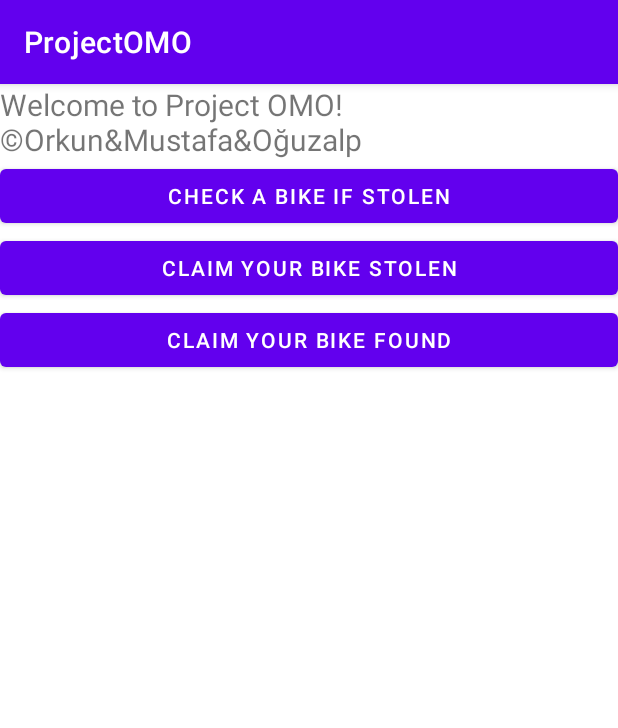
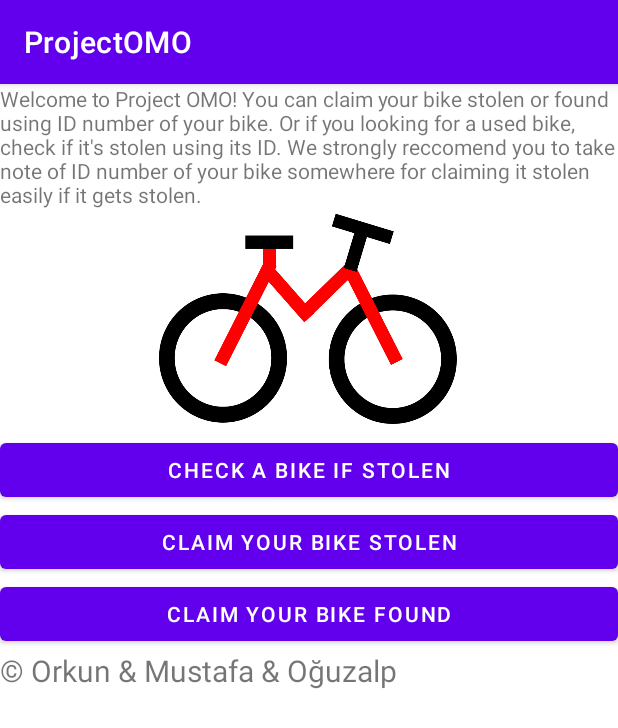
Before and after one commit to OrkunKURUN/Project-OMO-Mobile-App, an Android app: the screen it shows after launch (MainActivity), on a phone screen of 412 x 824 dp. Shown: the top 728 px of the screen. Run offline under Robolectric (Android 15) with nearby library versions, the phone set to English and light mode, and no system bars.

Commit message:
çalışan ve görselleri düzenlenmiş uygulama

```diff
--- a/ProjectOMO/app/src/main/AndroidManifest.xml
+++ b/ProjectOMO/app/src/main/AndroidManifest.xml
@@ -4,7 +4,7 @@
 
     <application
         android:allowBackup="true"
-        android:icon="@mipmap/ic_launcher"
+        android:icon="@mipmap/omo_logo_64x64"
         android:label="@string/app_name"
         android:roundIcon="@mipmap/ic_launcher_round"
         android:supportsRtl="true"
--- a/ProjectOMO/app/src/main/res/layout/activity_main.xml
+++ b/ProjectOMO/app/src/main/res/layout/activity_main.xml
@@ -16,7 +16,21 @@
             android:layout_width="wrap_content"
             android:layout_height="wrap_content"
             android:text="@string/welcome"
-            android:textSize="20sp" />
+            android:textSize="14sp" />
+    </LinearLayout>
+
+    <LinearLayout
+        android:layout_width="match_parent"
+        android:layout_height="wrap_content"
+        android:orientation="horizontal">
+
+        <ImageView
+            android:id="@+id/imageView"
+            android:layout_width="0dp"
+            android:layout_height="150dp"
+            android:layout_weight="1"
+            android:contentDescription="@string/todo"
+            app:srcCompat="@drawable/omo_logo" />
     </LinearLayout>
 
     <LinearLayout
@@ -58,4 +72,18 @@
             android:text="@string/claim_your_bike_found" />
     </LinearLayout>
 
+    <LinearLayout
+        android:layout_width="match_parent"
+        android:layout_height="wrap_content"
+        android:orientation="horizontal">
+
+        <TextView
+            android:id="@+id/textView4"
+            android:layout_width="wrap_content"
+            android:layout_height="wrap_content"
+            android:layout_weight="1"
+            android:text="@string/copyright"
+            android:textSize="20sp" />
+    </LinearLayout>
+
 </LinearLayout>
--- a/ProjectOMO/app/src/main/res/values/strings.xml
+++ b/ProjectOMO/app/src/main/res/values/strings.xml
@@ -1,7 +1,7 @@
 <resources>
     <string name="app_name">ProjectOMO</string>
     <string name="check_a_bike_if_stolen">CHECK A BIKE IF STOLEN</string>
-    <string name="welcome"><![CDATA[Welcome to Project OMO! ©Orkun&Mustafa&Oğuzalp]]></string>
+    <string name="welcome"><![CDATA[Welcome to Project OMO! You can claim your bike stolen or found using ID number of your bike. Or if you looking for a used bike, check if it\'s stolen using its ID. We strongly reccomend you to take note of ID number of your bike somewhere for claiming it stolen easily if it gets stolen.]]></string>
     <string name="claim_your_bike_stolen">CLAIM YOUR BIKE STOLEN</string>
     <string name="enter_id_number_of_bike">Enter ID number of bike</string>
     <string name="example">Example: ABC12345678</string>
@@ -10,4 +10,7 @@
     <string name="claim">CLAIM</string>
     <string name="claim_your_bike_found">CLAIM YOUR BIKE FOUND</string>
     <string name="result_of_the_query_will_be_shown_here">Result of the query will be shown here.</string>
+    <string name="todo">TODO</string>
+    <string name="copyright"><![CDATA[© Orkun & Mustafa & Oğuzalp]]></string>
+    <string name="you_can_find_id_number_of_your_bike_on_receipt_of_your_bike">You can find ID number of your bike on receipt of your bike.</string>
 </resources>
```
Also changed, not shown: ProjectOMO/app/src/main/res/layout/check_stolen.xml (+14 -0 lines), ProjectOMO/app/src/main/res/layout/claim_found.xml (+14 -0 lines), ProjectOMO/app/src/main/res/layout/claim_stolen.xml (+13 -0 lines), ProjectOMO/app/src/main/res/drawable/omo_logo.png (added), ProjectOMO/app/src/main/res/drawable/where_is_id.png (added), ProjectOMO/app/src/main/res/mipmap-xhdpi/omo_logo_64x64.png (added).
